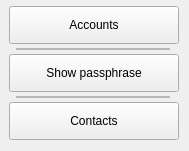
Above: core/navmenuaccount.ui from 0xkobe/mwc-wallet before the change. Below: the same form after it.
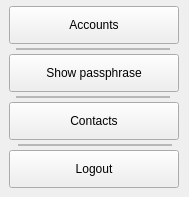
That is the form after the change. Custom widgets are drawn as their Qt base class.

```diff
--- a/core/navmenuaccount.ui
+++ b/core/navmenuaccount.ui
@@ -7,7 +7,7 @@
     <x>0</x>
     <y>0</y>
     <width>189</width>
-    <height>151</height>
+    <height>197</height>
    </rect>
   </property>
   <property name="windowTitle">
@@ -84,6 +84,35 @@
     <string>Accounts</string>
    </property>
   </widget>
+  <widget class="control::MwcFrameWithBorder" name="frame_4">
+   <property name="geometry">
+    <rect>
+     <x>18</x>
+     <y>144</y>
+     <width>154</width>
+     <height>2</height>
+    </rect>
+   </property>
+   <property name="frameShape">
+    <enum>QFrame::StyledPanel</enum>
+   </property>
+   <property name="frameShadow">
+    <enum>QFrame::Raised</enum>
+   </property>
+  </widget>
+  <widget class="control::NavMenuButton" name="logoutButton">
+   <property name="geometry">
+    <rect>
+     <x>9</x>
+     <y>150</y>
+     <width>170</width>
+     <height>38</height>
+    </rect>
+   </property>
+   <property name="text">
+    <string>Logout</string>
+   </property>
+  </widget>
  </widget>
  <customwidgets>
   <customwidget>
```
